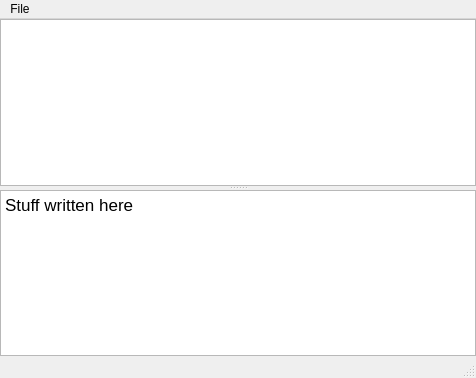
Old version of the form tikzit/src/gui/mainwindow.ui in the repository tikzit/tikzit.
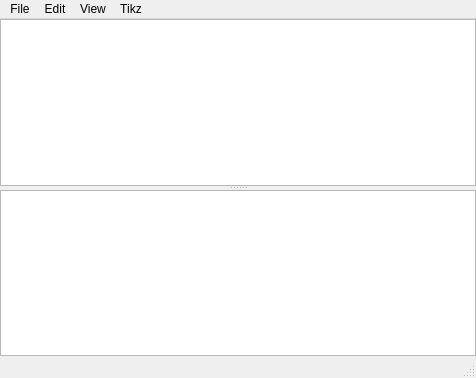
New version of the form. Custom widgets are drawn as their Qt base class.

Diff of the .ui file:
```diff
--- a/tikzit/src/gui/mainwindow.ui
+++ b/tikzit/src/gui/mainwindow.ui
@@ -34,12 +34,24 @@
       </property>
       <widget class="QGraphicsView" name="tikzView"/>
       <widget class="QTextEdit" name="tikzSource">
+       <property name="font">
+        <font>
+         <family>Courier New</family>
+         <pointsize>10</pointsize>
+        </font>
+       </property>
+       <property name="lineWrapMode">
+        <enum>QTextEdit::NoWrap</enum>
+       </property>
        <property name="html">
         <string>&lt;!DOCTYPE HTML PUBLIC &quot;-//W3C//DTD HTML 4.0//EN&quot; &quot;http://www.w3.org/TR/REC-html40/strict.dtd&quot;&gt;
 &lt;html&gt;&lt;head&gt;&lt;meta name=&quot;qrichtext&quot; content=&quot;1&quot; /&gt;&lt;style type=&quot;text/css&quot;&gt;
 p, li { white-space: pre-wrap; }
-&lt;/style&gt;&lt;/head&gt;&lt;body style=&quot; font-family:'.SF NS Text'; font-size:13pt; font-weight:400; font-style:normal;&quot;&gt;
-&lt;p style=&quot; margin-top:0px; margin-bottom:0px; margin-left:0px; margin-right:0px; -qt-block-indent:0; text-indent:0px;&quot;&gt;Stuff written here&lt;/p&gt;&lt;/body&gt;&lt;/html&gt;</string>
+&lt;/style&gt;&lt;/head&gt;&lt;body style=&quot; font-family:'Courier New'; font-size:10pt; font-weight:400; font-style:normal;&quot;&gt;
+&lt;p style=&quot;-qt-paragraph-type:empty; margin-top:0px; margin-bottom:0px; margin-left:0px; margin-right:0px; -qt-block-indent:0; text-indent:0px; font-family:'.SF NS Text'; font-size:13pt;&quot;&gt;&lt;br /&gt;&lt;/p&gt;&lt;/body&gt;&lt;/html&gt;</string>
+       </property>
+       <property name="tabStopWidth">
+        <number>20</number>
        </property>
       </widget>
      </widget>
@@ -60,8 +72,44 @@
      <string>File</string>
     </property>
     <addaction name="actionNew"/>
+    <addaction name="actionOpen"/>
+    <addaction name="separator"/>
+    <addaction name="actionClose"/>
+    <addaction name="actionSave"/>
+    <addaction name="actionSave_As"/>
+   </widget>
+   <widget class="QMenu" name="menuEdit">
+    <property name="title">
+     <string>Edit</string>
+    </property>
+    <addaction name="actionUndo"/>
+    <addaction name="actionRedo"/>
+    <addaction name="separator"/>
+    <addaction name="actionCut"/>
+    <addaction name="actionCopy"/>
+    <addaction name="actionPase"/>
+    <addaction name="actionDelete"/>
+    <addaction name="separator"/>
+    <addaction name="actionSelect_All"/>
+    <addaction name="actionDeselect_All"/>
+   </widget>
+   <widget class="QMenu" name="menuTikz">
+    <property name="title">
+     <string>Tikz</string>
+    </property>
+    <addaction name="actionParse"/>
+   </widget>
+   <widget class="QMenu" name="menuView">
+    <property name="title">
+     <string>View</string>
+    </property>
+    <addaction name="actionZoom_In"/>
+    <addaction name="actionZoom_Out"/>
    </widget>
    <addaction name="menuFile"/>
+   <addaction name="menuEdit"/>
+   <addaction name="menuView"/>
+   <addaction name="menuTikz"/>
   </widget>
   <widget class="QStatusBar" name="statusBar"/>
   <action name="actionNew">
@@ -71,6 +119,17 @@
   </action>
  </widget>
  <layoutdefault spacing="6" margin="11"/>
+ <customwidgets>
+  <customwidget>
+   <class>TikzView</class>
+   <extends>QGraphicsView</extends>
+   <header>tikzview.h</header>
+   <slots>
+    <slot>zoomIn()</slot>
+    <slot>zoomOut()</slot>
+   </slots>
+  </customwidget>
+ </customwidgets>
  <resources/>
  <connections/>
 </ui>
```
Left out of the diff: 121 changed lines with no effect on the pictures.
